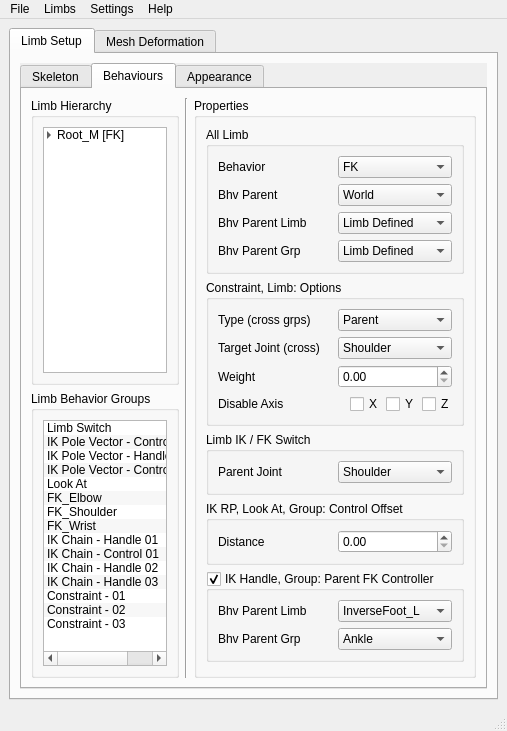
First picture: the form in _REF/Mockup_UI/PFRS_Main.ui, repository TPayneExperience/TrevorPaynes_RigAndAnimSuite, before the edit.
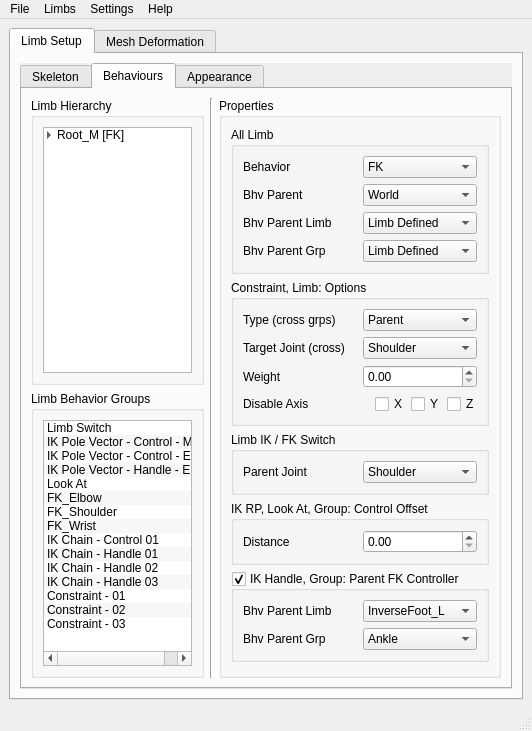
Second picture: the form after the edit. The open tabs and pages were chosen to show the change.

```diff
--- a/_REF/Mockup_UI/PFRS_Main.ui
+++ b/_REF/Mockup_UI/PFRS_Main.ui
@@ -6,7 +6,7 @@
    <rect>
     <x>0</x>
     <y>0</y>
-    <width>467</width>
+    <width>532</width>
     <height>698</height>
    </rect>
   </property>
@@ -777,16 +777,16 @@
                                <string>IK Pole Vector - Control - Mid</string>
                               </property>
                              </item>
-                             <item>
-                              <property name="text">
-                               <string>IK Pole Vector - Handle - End</string>
-                              </property>
-                             </item>
                              <item>
                               <property name="text">
                                <string>IK Pole Vector - Control - End</string>
                               </property>
                              </item>
+                             <item>
+                              <property name="text">
+                               <string>IK Pole Vector - Handle - End</string>
+                              </property>
+                             </item>
                              <item>
                               <property name="text">
                                <string>Look At</string>
@@ -810,16 +810,16 @@
                                <string>FK_Wrist</string>
                               </property>
                              </item>
-                             <item>
-                              <property name="text">
-                               <string>IK Chain - Handle 01</string>
-                              </property>
-                             </item>
                              <item>
                               <property name="text">
                                <string>IK Chain - Control 01</string>
                               </property>
                              </item>
+                             <item>
+                              <property name="text">
+                               <string>IK Chain - Handle 01</string>
+                              </property>
+                             </item>
                              <item>
                               <property name="text">
                                <string>IK Chain - Handle 02</string>
@@ -3936,7 +3936,7 @@
     <rect>
      <x>0</x>
      <y>0</y>
-     <width>467</width>
+     <width>532</width>
      <height>21</height>
     </rect>
    </property>
```
Left out of the diff: 2 changed lines with no effect on the pictures.
